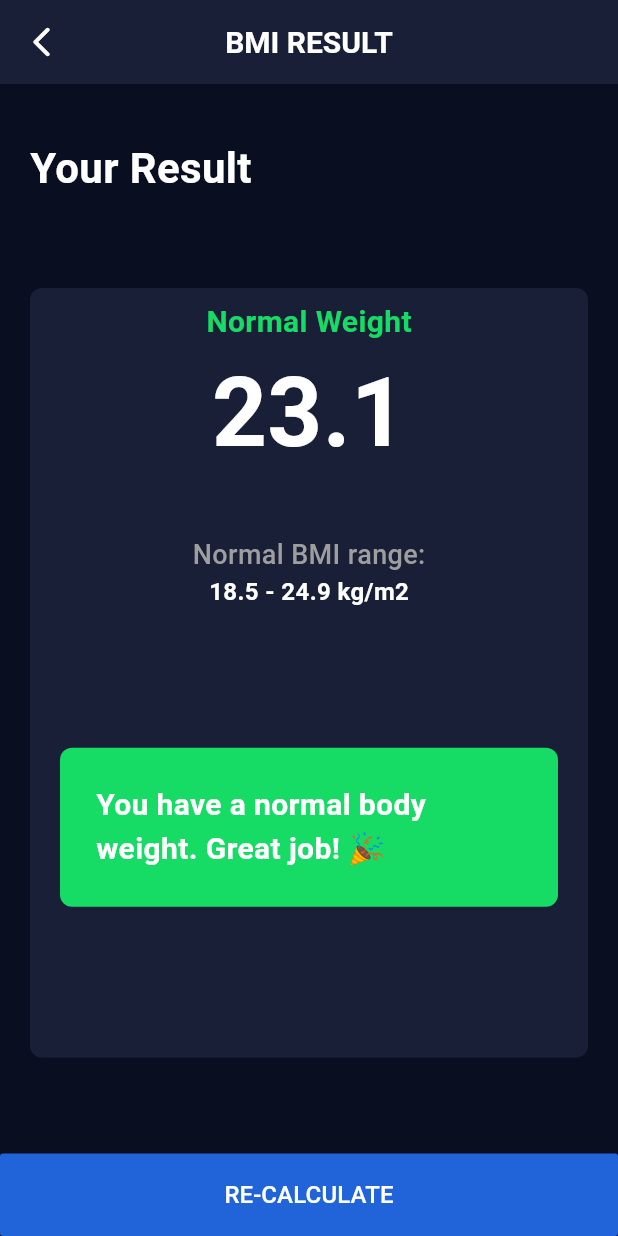
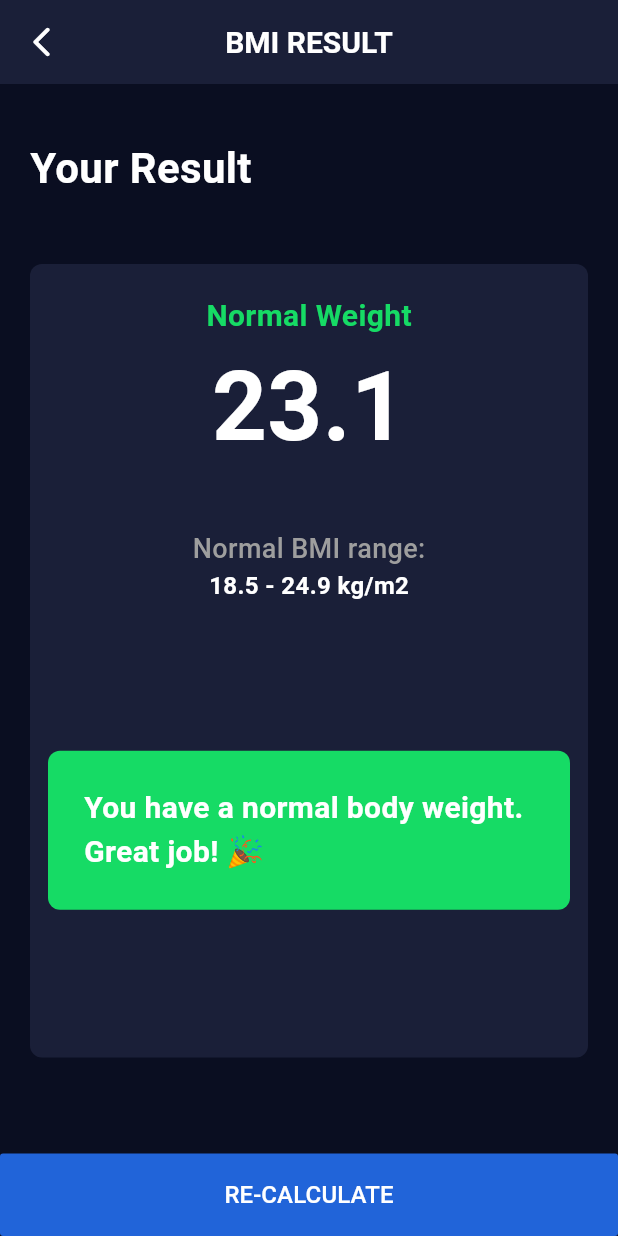
Before and after one commit to ojpro/bmi-calculator-app, a Flutter app: the screen it shows after launch, after a tap on "CALCULATE", on a phone screen of 412 x 824 dp. Run offline on Flutter 3.47's test engine with Material 3 defaults, Android fonts, the phone set to English and light mode, and no system bars.

Commit message:
feat(UI): minor updates

```diff
--- a/lib/modules/result.dart
+++ b/lib/modules/result.dart
@@ -41,8 +41,9 @@ class ResultScreen extends StatelessWidget {
           Expanded(
             child: Padding(
               padding: const EdgeInsets.only(
-                  top: 24, bottom: 64, left: 20, right: 20),
+                  top: 8, bottom: 64, left: 20, right: 20),
               child: box(
+                padding: const EdgeInsetsDirectional.only(top: 20),
                 slot: Column(
                   mainAxisSize: MainAxisSize.max,
                   mainAxisAlignment: MainAxisAlignment.spaceEvenly,
```
